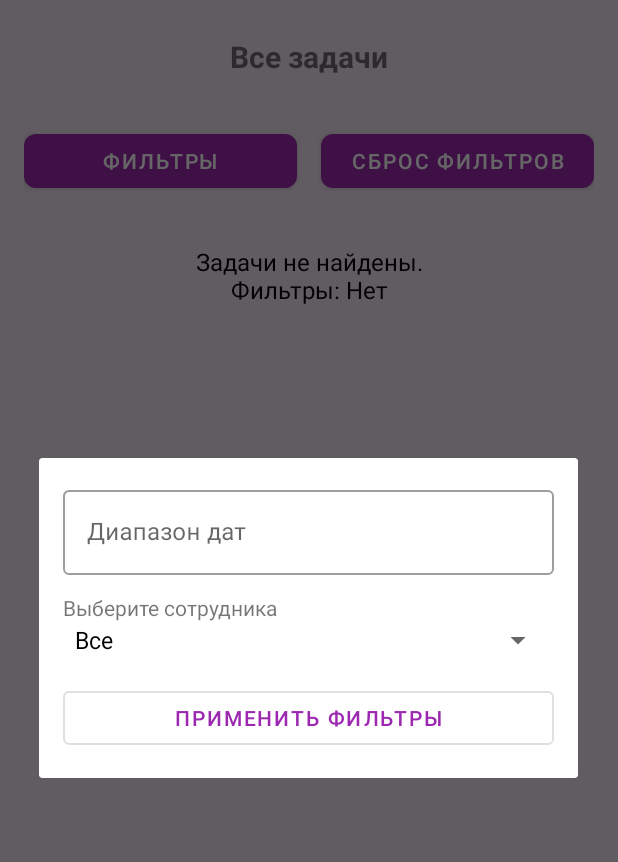
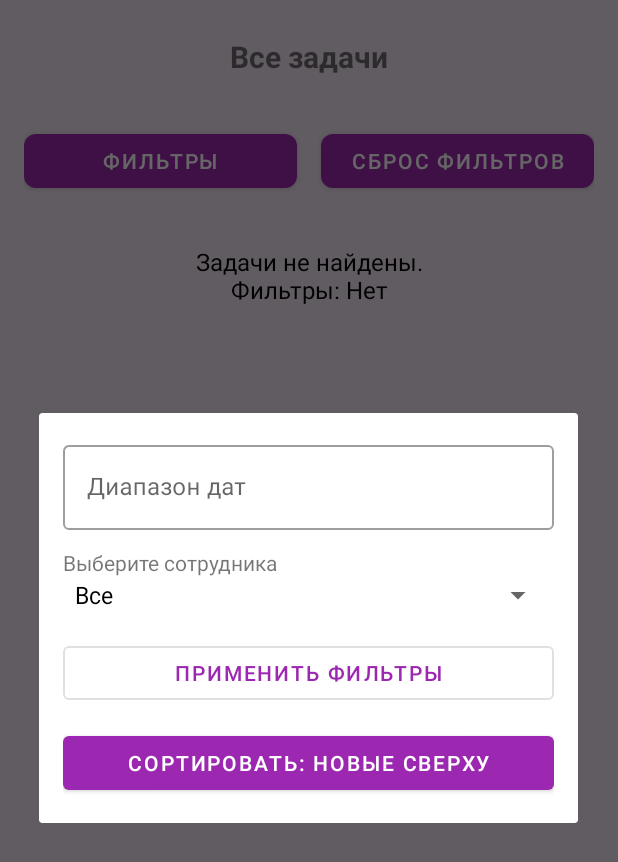
Before and after one commit to iluscho/PerformApp, an Android app: the DispatcherAllTasksActivity screen opened directly, with no data from a screen before it, after a tap on "ФИЛЬТРЫ", on a phone screen of 412 x 824 dp. Shown: the top 862 px of the screen. Run offline under Robolectric (Android 15) with nearby library versions, the phone set to English and light mode, and no system bars; our stand-ins replace Firebase (no records; nobody signed in at launch, a user with empty details on screens opened directly).

Commit message:
added sort button

```diff
--- a/app/src/main/java/com/example/performapp/DispatcherAllTasksActivity.java
+++ b/app/src/main/java/com/example/performapp/DispatcherAllTasksActivity.java
@@ -24,6 +24,8 @@ import com.google.firebase.database.ValueEventListener;
 
 import java.text.SimpleDateFormat;
 import java.util.ArrayList;
+import java.util.Collections;
+import java.util.Comparator;
 import java.util.Date;
 import java.util.List;
 import java.util.Locale;
@@ -39,6 +41,8 @@ public class DispatcherAllTasksActivity extends AppCompatActivity {
     private List<String> allWorkers = new ArrayList<>();
     private TextInputEditText dateRangeEditText;
     private TextView textViewNoTasks;
+
+    private boolean sortDescending = true; // true - новые сверху, false - старые сверху
 
     @Override
     protected void onCreate(Bundle savedInstanceState) {
@@ -104,6 +108,7 @@ public class DispatcherAllTasksActivity extends AppCompatActivity {
         dateRangeEditText = dialogView.findViewById(R.id.dateEditText);
         Spinner workerSpinner = dialogView.findViewById(R.id.workerSpinner);
         Button btnApply = dialogView.findViewById(R.id.btnApplyFilters);
+        Button btnSort = dialogView.findViewById(R.id.btnSort);
 
         MaterialDatePicker<androidx.core.util.Pair<Long, Long>> datePicker =
                 MaterialDatePicker.Builder.dateRangePicker()
@@ -124,6 +129,18 @@ public class DispatcherAllTasksActivity extends AppCompatActivity {
         adapter.setDropDownViewResource(android.R.layout.simple_spinner_dropdown_item);
         workerSpinner.setAdapter(adapter);
 
+        // Устанавливаем текущие фильтры в диалог
+        if (filterStartDate != null && filterEndDate != null) {
+            dateRangeEditText.setText(filterStartDate + " - " + filterEndDate);
+        }
+        if (filterWorker != null) {
+            int pos = allWorkers.indexOf(filterWorker);
+            if (pos >= 0) workerSpinner.setSelection(pos);
+        }
+
+        // Текст кнопки сортировки в зависимости от текущего состояния
+        btnSort.setText(sortDescending ? "Сортировать: новые сверху" : "Сортировать: старые сверху");
+
         AlertDialog dialog = builder.create();
         dialog.show();
 
@@ -142,6 +159,12 @@ public class DispatcherAllTasksActivity extends AppCompatActivity {
             if ("Все".equals(filterWorker)) filterWorker = null;
 
             dialog.dismiss();
+            applyFilters();
+        });
+
+        btnSort.setOnClickListener(v -> {
+            sortDescending = !sortDescending;
+            btnSort.setText(sortDescending ? "Сортировать: новые сверху" : "Сортировать: старые сверху");
             applyFilters();
         });
     }
@@ -192,6 +215,18 @@ public class DispatcherAllTasksActivity extends AppCompatActivity {
                     t.setCompletionDate(completionDate != null ? completionDate : "");
                     taskList.add(t);
                 }
+
+                // Сортируем задачи по дате в зависимости от sortDescending
+                Collections.sort(taskList, new Comparator<Task>() {
+                    @Override
+                    public int compare(Task t1, Task t2) {
+                        // сравниваем даты в формате yyyy-MM-dd
+                        return sortDescending ?
+                                t2.getTaskDate().compareTo(t1.getTaskDate()) :
+                                t1.getTaskDate().compareTo(t2.getTaskDate());
+                    }
+                });
+
                 taskAdapter.notifyDataSetChanged();
                 updateNoTasksMessage();
             }
@@ -238,6 +273,16 @@ public class DispatcherAllTasksActivity extends AppCompatActivity {
                     t.setCompletionDate(completionDate != null ? completionDate : "");
                     taskList.add(t);
                 }
+
+                Collections.sort(taskList, new Comparator<Task>() {
+                    @Override
+                    public int compare(Task t1, Task t2) {
+                        return sortDescending ?
+                                t2.getTaskDate().compareTo(t1.getTaskDate()) :
+                                t1.getTaskDate().compareTo(t2.getTaskDate());
+                    }
+                });
+
                 taskAdapter.notifyDataSetChanged();
                 updateNoTasksMessage();
             }
--- a/app/src/main/res/layout/dialog_filters.xml
+++ b/app/src/main/res/layout/dialog_filters.xml
@@ -39,4 +39,13 @@
         android:text="Применить фильтры"
         android:layout_marginTop="16dp"
         style="@style/Widget.MaterialComponents.Button.OutlinedButton"/>
+
+    <Button
+        android:id="@+id/btnSort"
+        android:layout_width="match_parent"
+        android:layout_height="wrap_content"
+        android:text="Сортировать: новые сверху"
+        android:layout_marginTop="12dp"
+        style="@style/Widget.MaterialComponents.Button"/>
+
 </LinearLayout>
```
